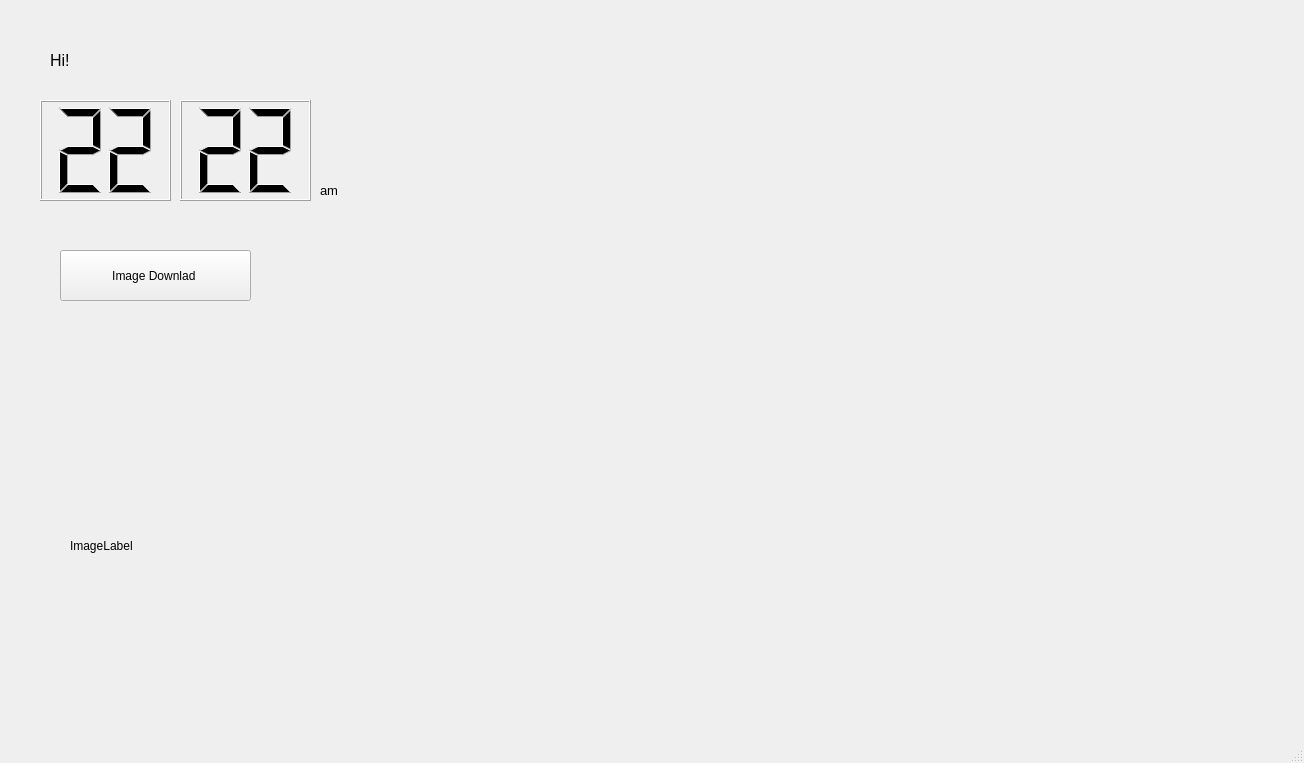
Old version of the form DashBoardSource/mainwindow.ui in the repository MathewLister/DashBoard.
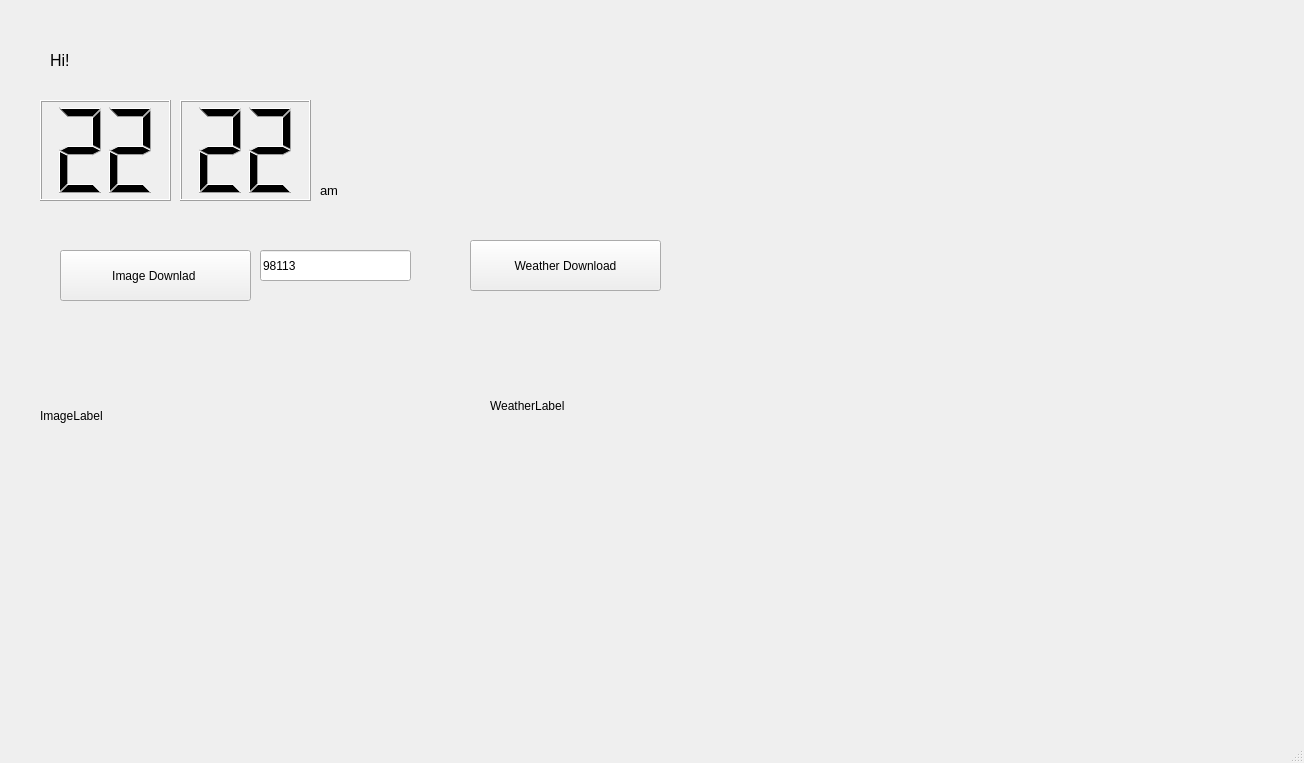
New version of the form.

Commit message: Added maps and working on weather

Patch:
```diff
--- a/DashBoardSource/mainwindow.ui
+++ b/DashBoardSource/mainwindow.ui
@@ -103,16 +103,55 @@
    <widget class="QLabel" name="ImageLabel">
     <property name="geometry">
      <rect>
-      <x>70</x>
-      <y>330</y>
-      <width>781</width>
-      <height>431</height>
+      <x>40</x>
+      <y>310</y>
+      <width>421</width>
+      <height>211</height>
      </rect>
     </property>
     <property name="text">
      <string>ImageLabel</string>
     </property>
    </widget>
+   <widget class="QLineEdit" name="ZipcodeEdit">
+    <property name="geometry">
+     <rect>
+      <x>260</x>
+      <y>250</y>
+      <width>151</width>
+      <height>31</height>
+     </rect>
+    </property>
+    <property name="text">
+     <string>98113</string>
+    </property>
+   </widget>
+   <widget class="QPushButton" name="WeatherDownloadButton">
+    <property name="geometry">
+     <rect>
+      <x>470</x>
+      <y>240</y>
+      <width>191</width>
+      <height>51</height>
+     </rect>
+    </property>
+    <property name="text">
+     <string>Weather Download</string>
+    </property>
+   </widget>
+   <widget class="QLabel" name="WeatherLabel">
+    <property name="geometry">
+     <rect>
+      <x>490</x>
+      <y>300</y>
+      <width>421</width>
+      <height>211</height>
+     </rect>
+    </property>
+    <property name="text">
+     <string>WeatherLabel</string>
+    </property>
+   </widget>
   </widget>
   <widget class="QMenuBar" name="menubar">
    <property name="geometry">
```
Left out of the diff: 2 changed lines with no effect on the pictures. The commit also changes 13 other files.
